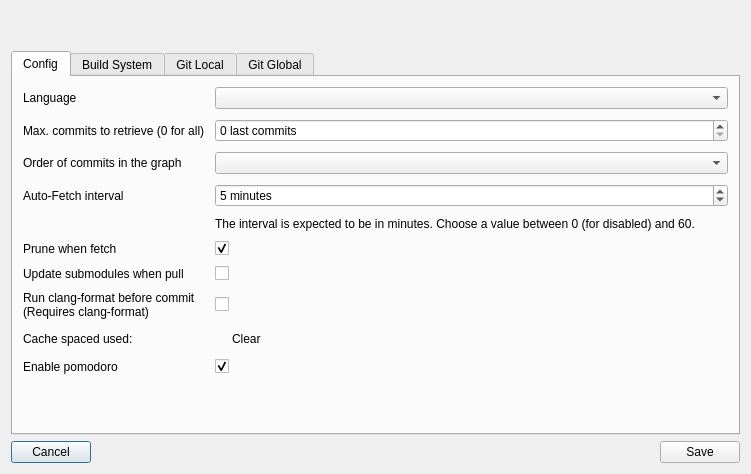
Before: the Qt Designer form src/aux_widgets/RepoConfigDlg.ui in francescmm/GitQlient, drawn with Qt 5.
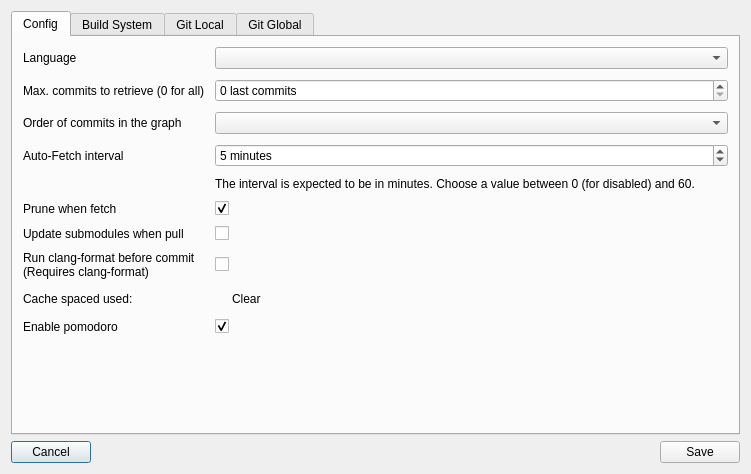
After: the same form once the commit is applied. Icons and pictures are not drawn. Custom widgets are drawn as their Qt base class.

Commit message: Improving RepoConfigDlg bright styles

The edit to the form file:
```diff
--- a/src/aux_widgets/RepoConfigDlg.ui
+++ b/src/aux_widgets/RepoConfigDlg.ui
@@ -14,38 +14,6 @@
    <string>Repository configuration</string>
   </property>
   <layout class="QVBoxLayout" name="verticalLayout">
-   <item>
-    <layout class="QHBoxLayout" name="horizontalLayout_4">
-     <property name="spacing">
-      <number>0</number>
-     </property>
-     <property name="leftMargin">
-      <number>10</number>
-     </property>
-     <property name="topMargin">
-      <number>10</number>
-     </property>
-     <property name="rightMargin">
-      <number>10</number>
-     </property>
-     <property name="bottomMargin">
-      <number>10</number>
-     </property>
-     <item>
-      <spacer name="horizontalSpacer_5">
-       <property name="orientation">
-        <enum>Qt::Horizontal</enum>
-       </property>
-       <property name="sizeHint" stdset="0">
-        <size>
-         <width>40</width>
-         <height>20</height>
-        </size>
-       </property>
-      </spacer>
-     </item>
-    </layout>
-   </item>
    <item>
     <widget class="QTabWidget" name="tabWidget">
      <property name="currentIndex">
```
The commit also changes 1 other file.
